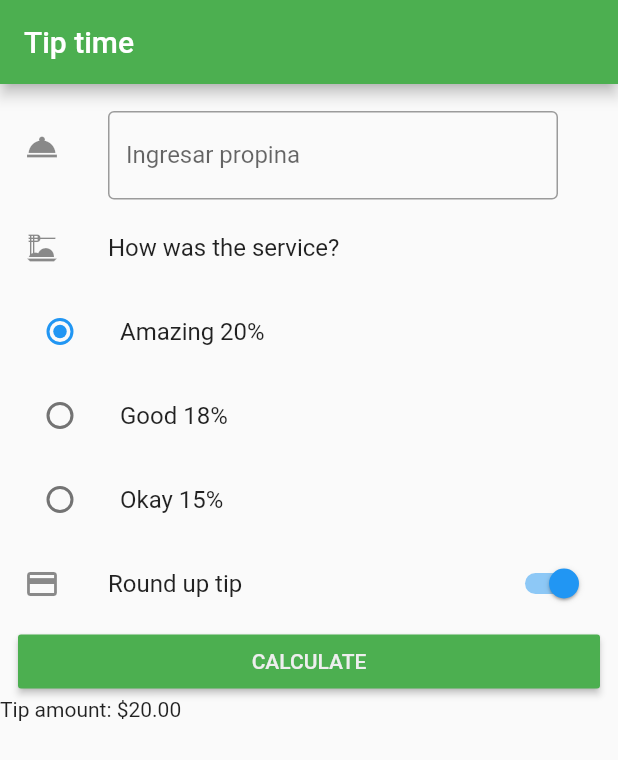
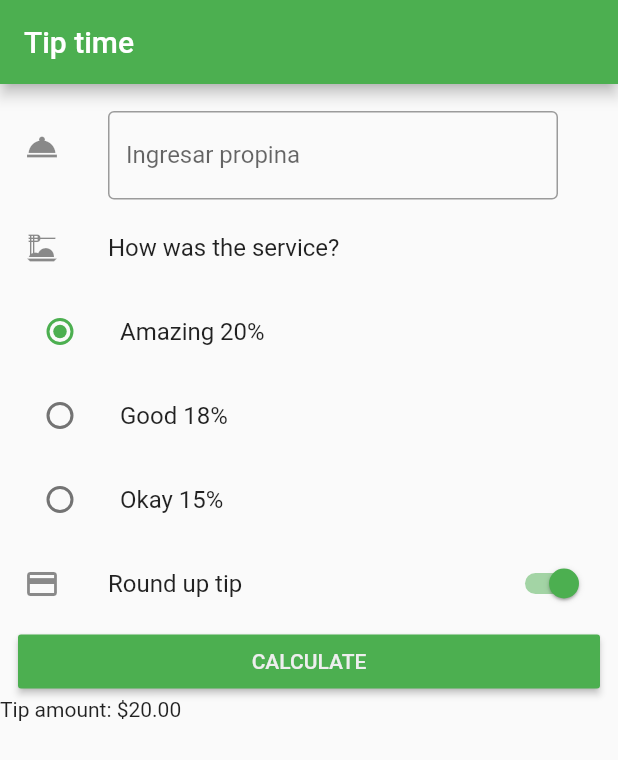
Before and after one commit to TheOutl4nder/tip_calculator_flutter, a Flutter app: the screen it shows after launch, on a phone screen of 412 x 824 dp. Shown: the top 760 px of the screen. Run offline on Flutter 3.47's test engine with Material 2 defaults, Android fonts, the phone set to English and light mode, and no system bars.

Commit message:
Update main.dart

```diff
--- a/lib/main.dart
+++ b/lib/main.dart
@@ -9,6 +9,7 @@ class MyApp extends StatelessWidget {
     return MaterialApp(
       title: 'Material App',
       home: HomePage(),
+      theme: ThemeData(primarySwatch: Colors.green),
     );
   }
 }
```
